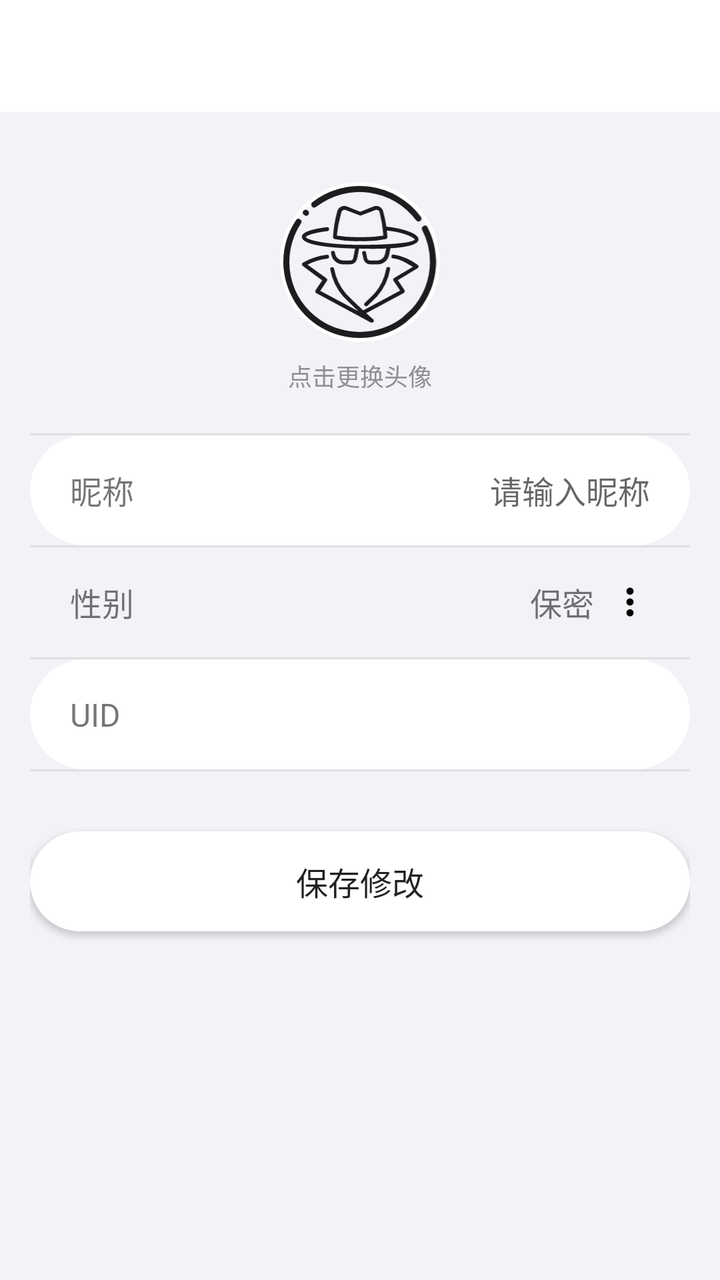
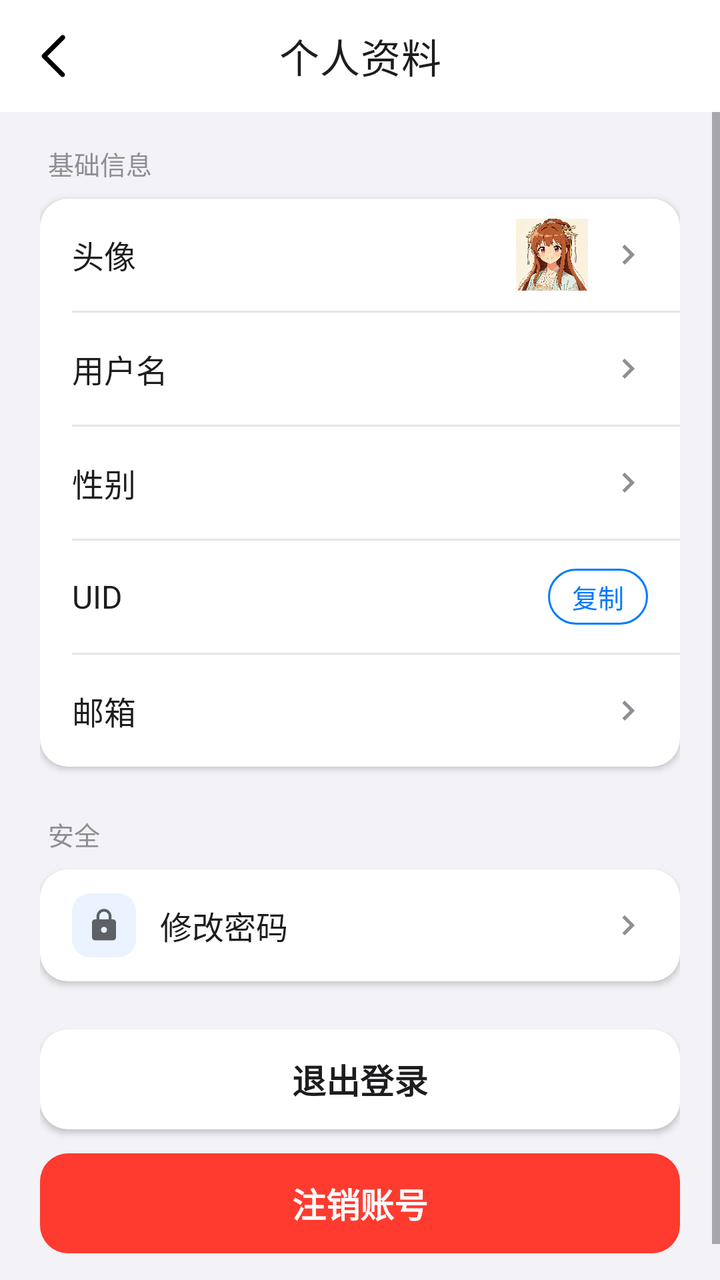

Two renders of the same Android screen: before a commit and after it. Below are the layout's source before the change and the commit's diff.
<!-- AndroidManifest.xml: application theme Theme.MyApp -->
<!-- res/layout/activity_profile.xml -->
<?xml version="1.0" encoding="utf-8"?>
<LinearLayout xmlns:android="http://schemas.android.com/apk/res/android"
    xmlns:app="http://schemas.android.com/apk/res-auto"
    android:layout_width="match_parent"
    android:layout_height="match_parent"
    android:orientation="vertical"
    android:background="?attr/android:windowBackground">

    <androidx.appcompat.widget.Toolbar
        android:id="@+id/toolbar_back"
        android:layout_width="match_parent"
        android:layout_height="56dp"
        android:background="@color/ios_bg"
        app:title="@string/profile"
        app:titleTextColor="@color/white"/>

    <LinearLayout
        android:layout_width="match_parent"
        android:layout_height="0dp"
        android:layout_weight="1"
        android:orientation="vertical"
        android:padding="15dp">

        
        <LinearLayout
            android:layout_width="match_parent"
            android:layout_height="wrap_content"
            android:orientation="vertical"
            android:gravity="center"
            android:paddingVertical="20dp">

            <ImageView
                android:id="@+id/iv_avatar"
                android:layout_width="80dp"
                android:layout_height="80dp"
                android:src="@drawable/ic_detective"
                android:background="@drawable/bg_avatar_round"
                android:scaleType="centerCrop"
                android:clickable="true"
                android:focusable="true"
                android:contentDescription="@null"/>

            <TextView
                android:layout_width="wrap_content"
                android:layout_height="wrap_content"
                android:text="点击更换头像"
                android:textSize="12sp"
                android:textColor="#8E8E93"
                android:layout_marginTop="8dp"/>
        </LinearLayout>

        <View
            android:layout_width="match_parent"
            android:layout_height="1dp"
            android:background="#e0e0e0"/>

        
        <LinearLayout
            android:layout_width="match_parent"
            android:layout_height="55dp"
            android:orientation="horizontal"
            android:gravity="center_vertical"
            android:paddingHorizontal="20dp"
            android:background="@drawable/bg_logout">

            <TextView
                android:layout_width="80dp"
                android:layout_height="wrap_content"
                android:text="昵称"
                android:textSize="16sp"/>

            <EditText
                android:id="@+id/et_nickname"
                android:layout_width="0dp"
                android:layout_weight="1"
                android:layout_height="wrap_content"
                android:textSize="16sp"
                android:background="@null"
                android:hint="请输入昵称"
                android:maxLines="1"
                android:inputType="text"
                android:textAlignment="textEnd"/>
        </LinearLayout>

        <View
            android:layout_width="match_parent"
            android:layout_height="1dp"
            android:background="#e0e0e0"/>

        
        <LinearLayout
            android:id="@+id/btn_gender"
            android:layout_width="match_parent"
            android:layout_height="55dp"
            android:orientation="horizontal"
            android:gravity="center_vertical"
            android:paddingHorizontal="20dp"
            android:clickable="true"
            android:focusable="true"
            android:background="?attr/selectableItemBackground">

            <TextView
                android:layout_width="80dp"
                android:layout_height="wrap_content"
                android:text="性别"
                android:textSize="16sp"/>

            <TextView
                android:id="@+id/tv_gender"
                android:layout_width="0dp"
                android:layout_weight="1"
                android:layout_height="wrap_content"
                android:textSize="16sp"
                android:textAlignment="textEnd"
                android:text="保密"/>

            <ImageView
                android:layout_width="20dp"
                android:layout_height="20dp"
                android:src="@drawable/ic_more_vert_black"
                android:layout_marginStart="8dp"
                android:contentDescription="@null"/>
        </LinearLayout>

        <View
            android:layout_width="match_parent"
            android:layout_height="1dp"
            android:background="#e0e0e0"/>

        
        <LinearLayout
            android:layout_width="match_parent"
            android:layout_height="55dp"
            android:orientation="horizontal"
            android:gravity="center_vertical"
            android:paddingHorizontal="20dp"
            android:background="@drawable/bg_logout">

            <TextView
                android:layout_width="80dp"
                android:layout_height="wrap_content"
                android:text="UID"
                android:textSize="16sp"/>

            <TextView
                android:id="@+id/tv_uid"
                android:layout_width="0dp"
                android:layout_weight="1"
                android:layout_height="wrap_content"
                android:textSize="16sp"
                android:textAlignment="textEnd"
                android:textColor="#8E8E93"/>
        </LinearLayout>

        <View
            android:layout_width="match_parent"
            android:layout_height="1dp"
            android:background="#e0e0e0"/>

        
        <Button
            android:id="@+id/btn_save"
            android:layout_width="match_parent"
            android:layout_height="50dp"
            android:text="保存修改"
            android:textSize="16sp"
            android:layout_marginTop="30dp"
            android:background="@drawable/bg_logout"/>

    </LinearLayout>
</LinearLayout>
<!-- resources referenced by this layout -->
<resources>
  <color name="ios_bg">#FFFFFFFF</color>
  <color name="white">#FFFFFFFF</color>
  <!-- drawable bg_logout (drawable) -->
  <?xml version="1.0" encoding="utf-8"?>
  <shape xmlns:android="http://schemas.android.com/apk/res/android"
      android:shape="rectangle">
  
      
      <solid android:color="@color/white" />
      
      <corners android:radius="999dp" />
  
  </shape>
  <!-- drawable ic_detective: vector/xml drawable (drawable, 3565 chars, omitted) -->
  <!-- drawable ic_more_vert_black (drawable) -->
  <vector android:height="24dp" android:viewportHeight="1024"
      android:viewportWidth="1024" android:width="24dp" xmlns:android="http://schemas.android.com/apk/res/android">
      <path android:fillColor="#FF000000" android:pathData="M419.7,235.1A92.3,92.3 0,0 1,512 142.9a92.3,92.3 0,0 1,92.2 92.3A92.3,92.3 0,0 1,512 327.4a92.3,92.3 0,0 1,-92.3 -92.2zM419.7,511.9A92.3,92.3 0,0 1,512 419.6a92.3,92.3 0,0 1,92.2 92.3,92.3 92.3,0 0,1 -92.3,92.3 92.3,92.3 0,0 1,-92.3 -92.3zM419.7,788.9A92.3,92.3 0,0 1,512 696.6a92.3,92.3 0,0 1,92.2 92.3A92.3,92.3 0,0 1,512 881.1a92.4,92.4 0,0 1,-92.3 -92.3z"/>
  </vector>
  <string name="profile">个人资料</string>
  <color name="ios_blue">#FF007AFF</color>
  <color name="ios_bg_grouped">#FFF2F2F7</color>
  <color name="ios_tab_bar">#F0F9F9F9</color>
  <color name="ios_text_tertiary">#FFC7C7CC</color>
  <color name="ios_separator">#FFE5E5EA</color>
  <color name="ios_text_primary">#FF1D1D1F</color>
  <color name="ios_text_secondary">#FF8E8E93</color>
  <style name="ThemeOverlay.MyApp.ActionBar.Widget" parent="ThemeOverlay.AppCompat.Light">
          <item name="colorControlNormal">@color/ios_text_primary</item>
      </style>
  <color name="ios_card_bg">#FFFFFFFF</color>
  <!-- unchanged entries left out for length: 8 -->
</resources>

<!-- the commit's change to res/layout/activity_profile.xml (unified diff, before → after) -->
@@ -4,168 +4,379 @@
     android:layout_width="match_parent"
     android:layout_height="match_parent"
     android:orientation="vertical"
-    android:background="?attr/android:windowBackground">
-
-    <androidx.appcompat.widget.Toolbar
+    android:background="@color/ios_bg_grouped">
+
+    <com.google.android.material.appbar.MaterialToolbar
         android:id="@+id/toolbar_back"
         android:layout_width="match_parent"
         android:layout_height="56dp"
         android:background="@color/ios_bg"
+        app:navigationIcon="@drawable/ic_back_black"
         app:title="@string/profile"
-        app:titleTextColor="@color/white"/>
-
-    <LinearLayout
+        app:titleCentered="true"
+        app:titleTextColor="@color/ios_text_primary" />
+
+    <ScrollView
         android:layout_width="match_parent"
         android:layout_height="0dp"
-        android:layout_weight="1"
-        android:orientation="vertical"
-        android:padding="15dp">
-
-        
+        android:layout_weight="1">
+
         <LinearLayout
             android:layout_width="match_parent"
             android:layout_height="wrap_content"
             android:orientation="vertical"
-            android:gravity="center"
-            android:paddingVertical="20dp">
-
-            <ImageView
-                android:id="@+id/iv_avatar"
-                android:layout_width="80dp"
-                android:layout_height="80dp"
-                android:src="@drawable/ic_detective"
-                android:background="@drawable/bg_avatar_round"
-                android:scaleType="centerCrop"
-                android:clickable="true"
-                android:focusable="true"
-                android:contentDescription="@null"/>
+            android:paddingHorizontal="20dp"
+            android:paddingVertical="8dp">
 
             <TextView
                 android:layout_width="wrap_content"
                 android:layout_height="wrap_content"
-                android:text="点击更换头像"
-                android:textSize="12sp"
-                android:textColor="#8E8E93"
-                android:layout_marginTop="8dp"/>
+                android:text="@string/basic_info"
+                android:textSize="13sp"
+                android:textColor="@color/ios_text_secondary"
+                android:layout_marginStart="4dp"
+                android:layout_marginTop="8dp"
+                android:layout_marginBottom="8dp" />
+
+            
+            <LinearLayout
+                android:layout_width="match_parent"
+                android:layout_height="wrap_content"
+                android:orientation="vertical"
+                android:background="@drawable/bg_card"
+                android:elevation="2dp">
+
+                
+                <LinearLayout
+                    android:id="@+id/btn_avatar"
+                    android:layout_width="match_parent"
+                    android:layout_height="56dp"
+                    android:orientation="horizontal"
+                    android:gravity="center_vertical"
+                    android:paddingHorizontal="16dp"
+                    android:clickable="true"
+                    android:focusable="true"
+                    android:background="?attr/selectableItemBackground">
+
+                    <TextView
+                        android:layout_width="wrap_content"
+                        android:layout_height="wrap_content"
+                        android:text="@string/avatar"
+                        android:textSize="16sp"
+                        android:textColor="@color/ios_text_primary" />
+
+                    <View
+                        android:layout_width="0dp"
+                        android:layout_height="0dp"
+                        android:layout_weight="1" />
+
+                    <ImageView
+                        android:id="@+id/iv_avatar"
+                        android:layout_width="40dp"
+                        android:layout_height="40dp"
+                        android:src="@drawable/default_avatar"
+                        android:background="@drawable/bg_avatar_round"
+                        android:scaleType="centerCrop"
+                        android:contentDescription="@null" />
+
+                    <ImageView
+                        android:layout_width="20dp"
+                        android:layout_height="20dp"
+                        android:src="@drawable/ic_arrow_right"
+                        android:layout_marginStart="8dp"
+                        android:contentDescription="@null" />
+                </LinearLayout>
+
+                <View
+                    android:layout_width="match_parent"
+                    android:layout_height="1dp"
+                    android:background="@color/ios_separator"
+                    android:layout_marginStart="16dp" />
+
+                
+                <LinearLayout
+                    android:id="@+id/btn_username"
+                    android:layout_width="match_parent"
+                    android:layout_height="56dp"
+                    android:orientation="horizontal"
+                    android:gravity="center_vertical"
+                    android:paddingHorizontal="16dp"
+                    android:clickable="true"
+                    android:focusable="true"
+                    android:background="?attr/selectableItemBackground">
+
+                    <TextView
+                        android:layout_width="wrap_content"
+                        android:layout_height="wrap_content"
+                        android:text="@string/username"
+                        android:textSize="16sp"
+                        android:textColor="@color/ios_text_primary" />
+
+                    <TextView
+                        android:id="@+id/tv_username"
+                        android:layout_width="0dp"
+                        android:layout_height="wrap_content"
+                        android:layout_weight="1"
+                        android:textSize="16sp"
+                        android:textColor="@color/ios_text_primary"
+                        android:textAlignment="textEnd"
+                        android:layout_marginStart="12dp" />
+
+                    <ImageView
+                        android:layout_width="20dp"
+                        android:layout_height="20dp"
+                        android:src="@drawable/ic_arrow_right"
+                        android:layout_marginStart="8dp"
+                        android:contentDescription="@null" />
+                </LinearLayout>
+
+                <View
+                    android:layout_width="match_parent"
+                    android:layout_height="1dp"
+                    android:background="@color/ios_separator"
+                    android:layout_marginStart="16dp" />
+
+                
+                <LinearLayout
+                    android:id="@+id/btn_gender"
+                    android:layout_width="match_parent"
+                    android:layout_height="56dp"
+                    android:orientation="horizontal"
+                    android:gravity="center_vertical"
+                    android:paddingHorizontal="16dp"
+                    android:clickable="true"
+                    android:focusable="true"
+                    android:background="?attr/selectableItemBackground">
+
+                    <TextView
+                        android:layout_width="wrap_content"
+                        android:layout_height="wrap_content"
+                        android:text="@string/gender"
+                        android:textSize="16sp"
+                        android:textColor="@color/ios_text_primary" />
+
+                    <TextView
+                        android:id="@+id/tv_gender"
+                        android:layout_width="0dp"
+                        android:layout_height="wrap_content"
+                        android:layout_weight="1"
+                        android:textSize="16sp"
+                        android:textColor="@color/ios_text_primary"
+                        android:textAlignment="textEnd"
+                        android:layout_marginStart="12dp" />
+
+                    <ImageView
+                        android:layout_width="20dp"
+                        android:layout_height="20dp"
+                        android:src="@drawable/ic_arrow_right"
+                        android:layout_marginStart="8dp"
+                        android:contentDescription="@null" />
+                </LinearLayout>
+
+                <View
+                    android:layout_width="match_parent"
+                    android:layout_height="1dp"
+                    android:background="@color/ios_separator"
+                    android:layout_marginStart="16dp" />
+
+                
+                <LinearLayout
+                    android:layout_width="match_parent"
+                    android:layout_height="56dp"
+                    android:orientation="horizontal"
+                    android:gravity="center_vertical"
+                    android:paddingHorizontal="16dp">
+
+                    <TextView
+                        android:layout_width="wrap_content"
+                        android:layout_height="wrap_content"
+                        android:text="@string/uid"
+                        android:textSize="16sp"
+                        android:textColor="@color/ios_text_primary" />
+
+                    <TextView
+                        android:id="@+id/tv_uid"
+                        android:layout_width="0dp"
+                        android:layout_height="wrap_content"
+                        android:layout_weight="1"
+                        android:textSize="16sp"
+                        android:textColor="@color/ios_text_secondary"
+                        android:textAlignment="textEnd"
+                        android:layout_marginStart="12dp" />
+
+                    <TextView
+                        android:id="@+id/btn_copy"
+                        android:layout_width="wrap_content"
+                        android:layout_height="28dp"
+                        android:gravity="center"
+                        android:text="@string/copy"
+                        android:textSize="13sp"
+                        android:textColor="@color/ios_blue"
+                        android:background="@drawable/bg_copy"
+                        android:paddingHorizontal="12dp"
+                        android:layout_marginStart="8dp"
+                        android:clickable="true"
+                        android:focusable="true" />
+                </LinearLayout>
+
+                <View
+                    android:layout_width="match_parent"
+                    android:layout_height="1dp"
+                    android:background="@color/ios_separator"
+                    android:layout_marginStart="16dp" />
+
+                
+                <LinearLayout
+                    android:id="@+id/btn_email"
+                    android:layout_width="match_parent"
+                    android:layout_height="56dp"
+                    android:orientation="horizontal"
+                    android:gravity="center_vertical"
+                    android:paddingHorizontal="16dp"
+                    android:clickable="true"
+                    android:focusable="true"
+                    android:background="?attr/selectableItemBackground">
+
+                    <TextView
+                        android:layout_width="wrap_content"
+                        android:layout_height="wrap_content"
+                        android:text="@string/email"
+                        android:textSize="16sp"
+                        android:textColor="@color/ios_text_primary" />
+
+                    <TextView
+                        android:id="@+id/tv_email"
+                        android:layout_width="0dp"
+                        android:layout_height="wrap_content"
+                        android:layout_weight="1"
+                        android:textSize="15sp"
+                        android:textColor="@color/ios_text_secondary"
+                        android:textAlignment="textEnd"
+                        android:layout_marginStart="12dp" />
+
+                    <ImageView
+                        android:layout_width="20dp"
+                        android:layout_height="20dp"
+                        android:src="@drawable/ic_arrow_right"
+                        android:layout_marginStart="8dp"
+                        android:contentDescription="@null" />
+                </LinearLayout>
+
+            </LinearLayout>
+
+            
+            <TextView
+                android:layout_width="wrap_content"
+                android:layout_height="wrap_content"
+                android:text="@string/security_group"
+                android:textSize="13sp"
+                android:textColor="@color/ios_text_secondary"
+                android:layout_marginStart="4dp"
+                android:layout_marginTop="24dp"
+                android:layout_marginBottom="8dp" />
+
+            
+            <LinearLayout
+                android:id="@+id/btn_change_password"
+                android:layout_width="match_parent"
+                android:layout_height="56dp"
+                android:orientation="horizontal"
+                android:gravity="center_vertical"
+                android:paddingHorizontal="16dp"
+                android:clickable="true"
+                android:focusable="true"
+                android:background="@drawable/bg_card"
+                android:elevation="2dp">
+
+                <FrameLayout
+                    android:layout_width="32dp"
+                    android:layout_height="32dp"
+                    android:background="@drawable/bg_lock_tint">
+
+                    <ImageView
+                        android:layout_width="18dp"
+                        android:layout_height="18dp"
+                        android:src="@drawable/ic_password"
+                        android:layout_gravity="center"
+                        android:contentDescription="@null" />
+                </FrameLayout>
+
+                <TextView
+                    android:layout_width="wrap_content"
+                    android:layout_height="wrap_content"
+                    android:text="@string/change_password"
+                    android:textSize="16sp"
+                    android:textColor="@color/ios_text_primary"
+                    android:layout_marginStart="12dp" />
+
+                <View
+                    android:layout_width="0dp"
+                    android:layout_height="0dp"
+                    android:layout_weight="1" />
+
+                <TextView
+                    android:id="@+id/tv_pwd_hint"
+                    android:layout_width="wrap_content"
+                    android:layout_height="wrap_content"
+                    android:textSize="13sp"
+                    android:textColor="@color/ios_text_secondary"
+                    android:visibility="gone" />
+
+                <ImageView
+                    android:layout_width="20dp"
+                    android:layout_height="20dp"
+                    android:src="@drawable/ic_arrow_right"
+                    android:layout_marginStart="8dp"
+                    android:contentDescription="@null" />
+            </LinearLayout>
+
+            
+            <LinearLayout
+                android:id="@+id/btn_logout"
+                android:layout_width="match_parent"
+                android:layout_height="50dp"
+                android:orientation="horizontal"
+                android:gravity="center"
+                android:layout_marginTop="24dp"
+                android:clickable="true"
+                android:focusable="true"
+                android:background="@drawable/bg_card"
+                android:elevation="2dp">
+
+                <TextView
+                    android:layout_width="wrap_content"
+                    android:layout_height="wrap_content"
+                    android:text="@string/logout_and_clear"
+                    android:textSize="17sp"
+                    android:textStyle="bold"
+                    android:textColor="@color/ios_text_primary" />
+            </LinearLayout>
+
+            
+            <LinearLayout
+                android:id="@+id/btn_cancel_account"
+                android:layout_width="match_parent"
+                android:layout_height="50dp"
+                android:orientation="horizontal"
+                android:gravity="center"
+                android:layout_marginTop="12dp"
+                android:clickable="true"
+                android:focusable="true"
+                android:background="@drawable/bg_cancel_solid">
+
+                <TextView
+                    android:layout_width="wrap_content"
+                    android:layout_height="wrap_content"
+                    android:text="@string/cancel_account"
+                    android:textSize="17sp"
+                    android:textStyle="bold"
+                    android:textColor="@color/white" />
+            </LinearLayout>
+
+            <View
+                android:layout_width="match_parent"
+                android:layout_height="24dp" />
+
         </LinearLayout>
-
-        <View
-            android:layout_width="match_parent"
-            android:layout_height="1dp"
-            android:background="#e0e0e0"/>
-
-        
-        <LinearLayout
-            android:layout_width="match_parent"
-            android:layout_height="55dp"
-            android:orientation="horizontal"
-            android:gravity="center_vertical"
-            android:paddingHorizontal="20dp"
-            android:background="@drawable/bg_logout">
-
-            <TextView
-                android:layout_width="80dp"
-                android:layout_height="wrap_content"
-                android:text="昵称"
-                android:textSize="16sp"/>
-
-            <EditText
-                android:id="@+id/et_nickname"
-                android:layout_width="0dp"
-                android:layout_weight="1"
-                android:layout_height="wrap_content"
-                android:textSize="16sp"
-                android:background="@null"
-                android:hint="请输入昵称"
-                android:maxLines="1"
-                android:inputType="text"
-                android:textAlignment="textEnd"/>
-        </LinearLayout>
-
-        <View
-            android:layout_width="match_parent"
-            android:layout_height="1dp"
-            android:background="#e0e0e0"/>
-
-        
-        <LinearLayout
-            android:id="@+id/btn_gender"
-            android:layout_width="match_parent"
-            android:layout_height="55dp"
-            android:orientation="horizontal"
-            android:gravity="center_vertical"
-            android:paddingHorizontal="20dp"
-            android:clickable="true"
-            android:focusable="true"
-            android:background="?attr/selectableItemBackground">
-
-            <TextView
-                android:layout_width="80dp"
-                android:layout_height="wrap_content"
-                android:text="性别"
-                android:textSize="16sp"/>
-
-            <TextView
-                android:id="@+id/tv_gender"
-                android:layout_width="0dp"
-                android:layout_weight="1"
-                android:layout_height="wrap_content"
-                android:textSize="16sp"
-                android:textAlignment="textEnd"
-                android:text="保密"/>
-
-            <ImageView
-                android:layout_width="20dp"
-                android:layout_height="20dp"
-                android:src="@drawable/ic_more_vert_black"
-                android:layout_marginStart="8dp"
-                android:contentDescription="@null"/>
-        </LinearLayout>
-
-        <View
-            android:layout_width="match_parent"
-            android:layout_height="1dp"
-            android:background="#e0e0e0"/>
-
-        
-        <LinearLayout
-            android:layout_width="match_parent"
-            android:layout_height="55dp"
-            android:orientation="horizontal"
-            android:gravity="center_vertical"
-            android:paddingHorizontal="20dp"
-            android:background="@drawable/bg_logout">
-
-            <TextView
-                android:layout_width="80dp"
-                android:layout_height="wrap_content"
-                android:text="UID"
-                android:textSize="16sp"/>
-
-            <TextView
-                android:id="@+id/tv_uid"
-                android:layout_width="0dp"
-                android:layout_weight="1"
-                android:layout_height="wrap_content"
-                android:textSize="16sp"
-                android:textAlignment="textEnd"
-                android:textColor="#8E8E93"/>
-        </LinearLayout>
-
-        <View
-            android:layout_width="match_parent"
-            android:layout_height="1dp"
-            android:background="#e0e0e0"/>
-
-        
-        <Button
-            android:id="@+id/btn_save"
-            android:layout_width="match_parent"
-            android:layout_height="50dp"
-            android:text="保存修改"
-            android:textSize="16sp"
-            android:layout_marginTop="30dp"
-            android:background="@drawable/bg_logout"/>
-
-    </LinearLayout>
+    </ScrollView>
 </LinearLayout>
<!-- resource entries referenced after the edit -->
@@ -2,24 +2,75 @@
 <resources>
   <color name="ios_bg">#FFFFFFFF</color>
   <color name="white">#FFFFFFFF</color>
-  <!-- drawable bg_logout (drawable) -->
+  <!-- drawable bg_cancel_solid (drawable) -->
   <?xml version="1.0" encoding="utf-8"?>
   <shape xmlns:android="http://schemas.android.com/apk/res/android"
       android:shape="rectangle">
-  
-      
+      <solid android:color="#FF3B30" />
+      <corners android:radius="14dp" />
+  </shape>
+  <!-- drawable bg_card (drawable) -->
+  <?xml version="1.0" encoding="utf-8"?>
+  <shape xmlns:android="http://schemas.android.com/apk/res/android"
+      android:shape="rectangle">
       <solid android:color="@color/white" />
-      
-      <corners android:radius="999dp" />
-  
+      <corners android:radius="14dp" />
   </shape>
-  <!-- drawable ic_detective: vector/xml drawable (drawable, 3565 chars, omitted) -->
-  <!-- drawable ic_more_vert_black (drawable) -->
+  <!-- drawable bg_copy (drawable) -->
+  <?xml version="1.0" encoding="utf-8"?>
+  <shape xmlns:android="http://schemas.android.com/apk/res/android"
+      android:shape="rectangle">
+      <solid android:color="@color/white" />
+      <stroke android:width="1dp" android:color="@color/ios_blue" />
+      <corners android:radius="14dp" />
+  </shape>
+  <!-- drawable bg_lock_tint (drawable) -->
+  <?xml version="1.0" encoding="utf-8"?>
+  <shape xmlns:android="http://schemas.android.com/apk/res/android"
+      android:shape="rectangle">
+      <solid android:color="#EAF3FF" />
+      <corners android:radius="9dp" />
+  </shape>
+  <!-- drawable default_avatar: jpg bitmap (drawable-nodpi, 72544 bytes) -->
+  <!-- drawable ic_arrow_right (drawable) -->
+  <vector xmlns:android="http://schemas.android.com/apk/res/android"
+      android:width="24dp"
+      android:height="24dp"
+      android:viewportWidth="24"
+      android:viewportHeight="24"
+      android:tint="#8E8E93">
+      <path
+          android:fillColor="@android:color/white"
+          android:pathData="M8.59,16.59L13.17,12L8.59,7.41L10,6l6,6l-6,6L8.59,16.59z"/>
+  </vector>
+  <!-- drawable ic_back_black (drawable) -->
   <vector android:height="24dp" android:viewportHeight="1024"
       android:viewportWidth="1024" android:width="24dp" xmlns:android="http://schemas.android.com/apk/res/android">
-      <path android:fillColor="#FF000000" android:pathData="M419.7,235.1A92.3,92.3 0,0 1,512 142.9a92.3,92.3 0,0 1,92.2 92.3A92.3,92.3 0,0 1,512 327.4a92.3,92.3 0,0 1,-92.3 -92.2zM419.7,511.9A92.3,92.3 0,0 1,512 419.6a92.3,92.3 0,0 1,92.2 92.3,92.3 92.3,0 0,1 -92.3,92.3 92.3,92.3 0,0 1,-92.3 -92.3zM419.7,788.9A92.3,92.3 0,0 1,512 696.6a92.3,92.3 0,0 1,92.2 92.3A92.3,92.3 0,0 1,512 881.1a92.4,92.4 0,0 1,-92.3 -92.3z"/>
+      <path android:fillColor="#FF000000" android:pathData="M328.6,515.6l364.3,-364.3c20.1,-20 20.1,-52.6 0,-72.6 -20,-20 -52.5,-20 -72.6,0L221,478c-20,20 -20,52.5 0,72.6 1.6,1.6 3.4,2.8 5.1,4.2 0.3,0.3 0.5,0.7 0.8,1l389.9,389.9c19.6,19.6 51.3,19.6 70.9,0s19.6,-51.3 0,-70.9L328.6,515.6z"/>
   </vector>
+  <!-- drawable ic_password (drawable) -->
+  <vector xmlns:android="http://schemas.android.com/apk/res/android"
+      android:width="24dp"
+      android:height="24dp"
+      android:viewportWidth="24"
+      android:viewportHeight="24"
+      android:tint="?attr/colorControlNormal">
+      <path
+          android:fillColor="@android:color/white"
+          android:pathData="M18,8h-1V6c0,-2.76 -2.24,-5 -5,-5S7,3.24 7,6v2H6c-1.1,0 -2,0.9 -2,2v10c0,1.1 0.9,2 2,2h12c1.1,0 2,-0.9 2,-2V10c0,-1.1 -0.9,-2 -2,-2zM12,17c-1.1,0 -2,-0.9 -2,-2s0.9,-2 2,-2 2,0.9 2,2 -0.9,2 -2,2zM15.1,8H8.9V6c0,-1.71 1.39,-3.1 3.1,-3.1 1.71,0 3.1,1.39 3.1,3.1v2z"/>
+  </vector>
+  <string name="avatar">头像</string>
+  <string name="basic_info">基础信息</string>
+  <string name="cancel_account">注销账号</string>
+  <string name="change_password">修改密码</string>
+  <string name="copy">复制</string>
+  <string name="email">邮箱</string>
+  <string name="gender">性别</string>
+  <string name="logout_and_clear">退出登录</string>
   <string name="profile">个人资料</string>
+  <string name="security_group">安全</string>
+  <string name="uid">UID</string>
+  <string name="username">用户名</string>
   <color name="ios_blue">#FF007AFF</color>
   <color name="ios_bg_grouped">#FFF2F2F7</color>
   <color name="ios_tab_bar">#F0F9F9F9</color>
